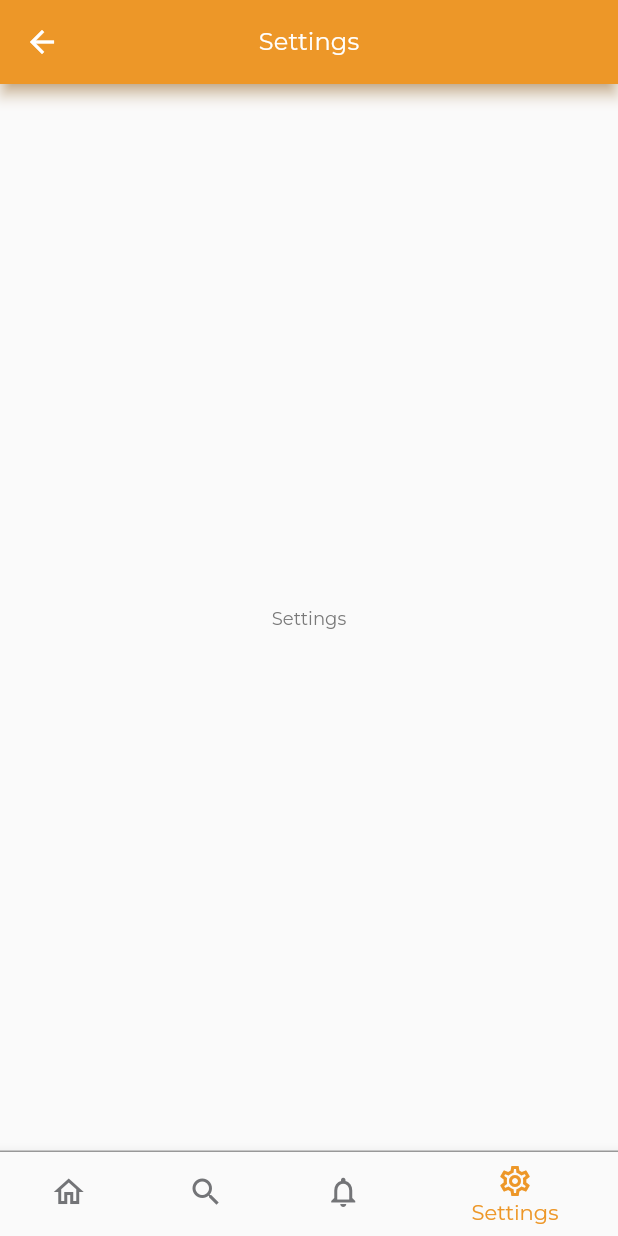
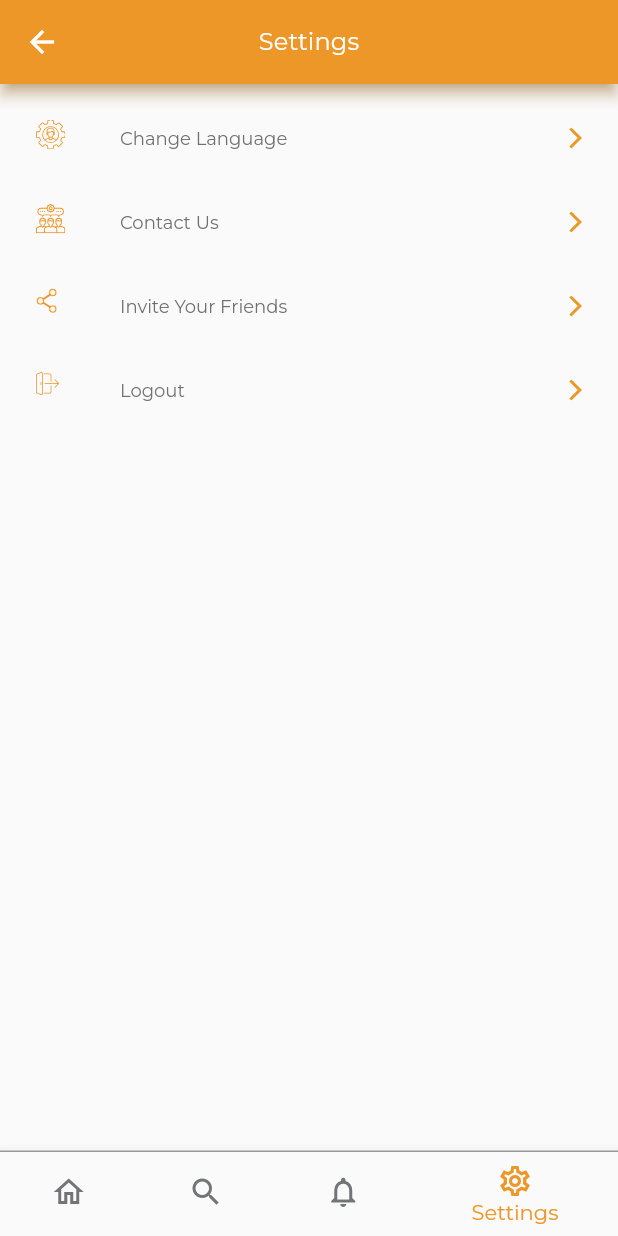
Before and after one commit to MK-Programer/tut_app, a Flutter app: the MainView screen opened by its route, item 4 of the bottom bar chosen, on a phone screen of 412 x 824 dp. Run offline on Flutter 3.47's test engine with Material 2 defaults, Android fonts, the phone set to English and light mode, and no system bars; our stand-ins replace carousel_slider, country_code_picker, dartz, dio, flutter_svg, freezed_annotation and 9 more; missing offline and left inert: dart:ffi; accounts and stored records are empty; generated files the repository leaves out were written again; network calls fail; project files that could hold a hidden picture were left out.

Commit message:
adding ui of settings screen

```diff
--- a/lib/data/network/app_api.dart
+++ b/lib/data/network/app_api.dart
@@ -1,7 +1,6 @@
 import 'package:dio/dio.dart';
 import 'package:flutter_advanced_clean_architecture_with_mvvm/app/constants.dart';
 import 'package:flutter_advanced_clean_architecture_with_mvvm/data/response/responses.dart';
-import 'package:flutter_advanced_clean_architecture_with_mvvm/presentation/store_details/view/store_details.dart';
 import 'package:retrofit/http.dart';
 part 'app_api.g.dart';
 
--- a/lib/presentation/main/pages/settings/settings_page.dart
+++ b/lib/presentation/main/pages/settings/settings_page.dart
@@ -1,5 +1,8 @@
 import 'package:flutter/material.dart';
+import 'package:flutter_advanced_clean_architecture_with_mvvm/presentation/resources/assets_manager.dart';
 import 'package:flutter_advanced_clean_architecture_with_mvvm/presentation/resources/string_manager.dart';
+import 'package:flutter_advanced_clean_architecture_with_mvvm/presentation/resources/values_manager.dart';
+import 'package:flutter_svg/flutter_svg.dart';
 
 class SettingsPage extends StatefulWidget {
   const SettingsPage({Key? key}) : super(key: key);
@@ -12,9 +15,65 @@ class SettingsPage extends StatefulWidget {
 class _SettingsPageState extends State<SettingsPage> {
   @override
   Widget build(BuildContext context) {
-    return const Center(
-      child: Text(
-        AppStrings.settings,
+    return Center(
+      child: ListView(
+        padding: const EdgeInsets.all(
+          AppPadding.p8,
+        ),
+        children: [
+          ListTile(
+            leading: SvgPicture.asset(
+              ImageAssets.changeLangIc,
+            ),
+            title: Text(
+              AppStrings.changeLanguage,
+              style: Theme.of(context).textTheme.bodyLarge,
+            ),
+            trailing: SvgPicture.asset(
+              ImageAssets.rightArrowSettingsIc,
+            ),
+            onTap: () {},
+          ),
+          ListTile(
+            leading: SvgPicture.asset(
+              ImageAssets.contactUsIc,
+            ),
+            title: Text(
+              AppStrings.contactUs,
+              style: Theme.of(context).textTheme.bodyLarge,
+            ),
+            trailing: SvgPicture.asset(
+              ImageAssets.rightArrowSettingsIc,
+            ),
+            onTap: () {},
+          ),
+          ListTile(
+            leading: SvgPicture.asset(
+              ImageAssets.inviteFriendsIc,
+            ),
+            title: Text(
+              AppStrings.inviteYourFriends,
+              style: Theme.of(context).textTheme.bodyLarge,
+            ),
+            trailing: SvgPicture.asset(
+              ImageAssets.rightArrowSettingsIc,
+            ),
+            onTap: () {},
+          ),
+          ListTile(
+            leading: SvgPicture.asset(
+              ImageAssets.logoutIc,
+            ),
+            title: Text(
+              AppStrings.logout,
+              style: Theme.of(context).textTheme.bodyLarge,
+            ),
+            trailing: SvgPicture.asset(
+              ImageAssets.rightArrowSettingsIc,
+            ),
+            onTap: () {},
+          ),
+        ],
       ),
     );
   }
--- a/lib/presentation/register/view/register_view.dart
+++ b/lib/presentation/register/view/register_view.dart
@@ -412,7 +412,7 @@ class _RegisterViewState extends State<RegisterView> {
           ),
           Flexible(
             child: SvgPicture.asset(
-              ImageAssets.photoCamera,
+              ImageAssets.photoCameraIc,
             ),
           ),
         ],
--- a/lib/presentation/resources/assets_manager.dart
+++ b/lib/presentation/resources/assets_manager.dart
@@ -11,7 +11,13 @@ class ImageAssets {
   static const String solidCircleIc = "$imagePath/solid_circle_ic.svg";
   static const String leftArrowIc = "$imagePath/left_arrow_ic.svg";
   static const String rightArrowIc = "$imagePath/right_arrow_ic.svg";
-  static const String photoCamera = "$imagePath/photo-camera.svg";
+  static const String photoCameraIc = "$imagePath/photo-camera.svg";
+  static const String changeLangIc = "$imagePath/change_lang_ic.svg";
+  static const String contactUsIc = "$imagePath/contact_us_ic.svg";
+  static const String inviteFriendsIc = "$imagePath/invite_friends_ic.svg";
+  static const String logoutIc = "$imagePath/logout_ic.svg";
+  static const String rightArrowSettingsIc =
+      "$imagePath/right_arrow_settings_ic.svg";
 }
 
 class JsonAssets {
--- a/lib/presentation/resources/string_manager.dart
+++ b/lib/presentation/resources/string_manager.dart
@@ -53,4 +53,9 @@ class AppStrings {
   static const String storeDetails = "Store Details";
   static const String details = "Details";
   static const String about = "about";
+
+  static const String changeLanguage = "Change Language";
+  static const String contactUs = "Contact Us";
+  static const String inviteYourFriends = "Invite Your Friends";
+  static const String logout = "Logout";
 }
--- a/pubspec.yaml
+++ b/pubspec.yaml
@@ -87,6 +87,11 @@ flutter:
     - assets/images/left_arrow_ic.svg
     - assets/images/right_arrow_ic.svg
     - assets/images/photo-camera.svg
+    - assets/images/change_lang_ic.svg
+    - assets/images/contact_us_ic.svg
+    - assets/images/invite_friends_ic.svg
+    - assets/images/logout_ic.svg
+    - assets/images/right_arrow_settings_ic.svg
     - assets/json/loading.json
     - assets/json/error.json
     - assets/json/empty.json
```
Also changed, not shown: assets/images/change_lang_ic.svg (added), assets/images/contact_us_ic.svg (added), assets/images/invite_friends_ic.svg (added), assets/images/logout_ic.svg (added), assets/images/right_arrow_settings_ic.svg (added).
